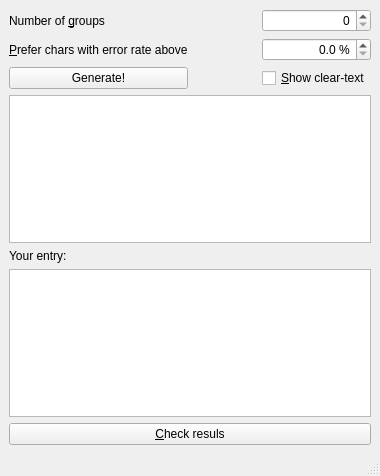
Old version of the form test_teach/mainwindow.ui in the repository radi8/Morse.
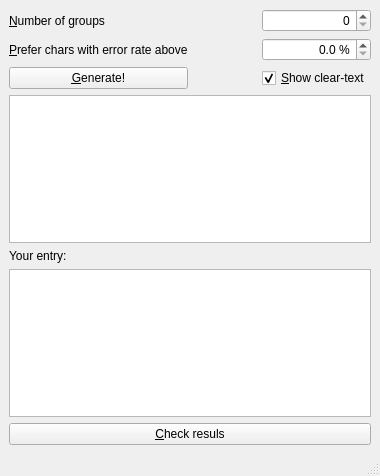
New version of the form.

What changed in the file:
```diff
--- a/test_teach/mainwindow.ui
+++ b/test_teach/mainwindow.ui
@@ -20,7 +20,7 @@
       <item row="0" column="0">
        <widget class="QLabel" name="label">
         <property name="text">
-         <string>Number of &amp;groups</string>
+         <string>&amp;Number of groups</string>
         </property>
         <property name="buddy">
          <cstring>groupSpinBox</cstring>
@@ -79,7 +79,7 @@
       <item row="2" column="0">
        <widget class="QPushButton" name="generateButton">
         <property name="text">
-         <string>Generate!</string>
+         <string>&amp;Generate!</string>
         </property>
        </widget>
       </item>
@@ -88,6 +88,9 @@
         <property name="text">
          <string>&amp;Show clear-text</string>
         </property>
+        <property name="checked">
+         <bool>true</bool>
+        </property>
        </widget>
       </item>
      </layout>
```
